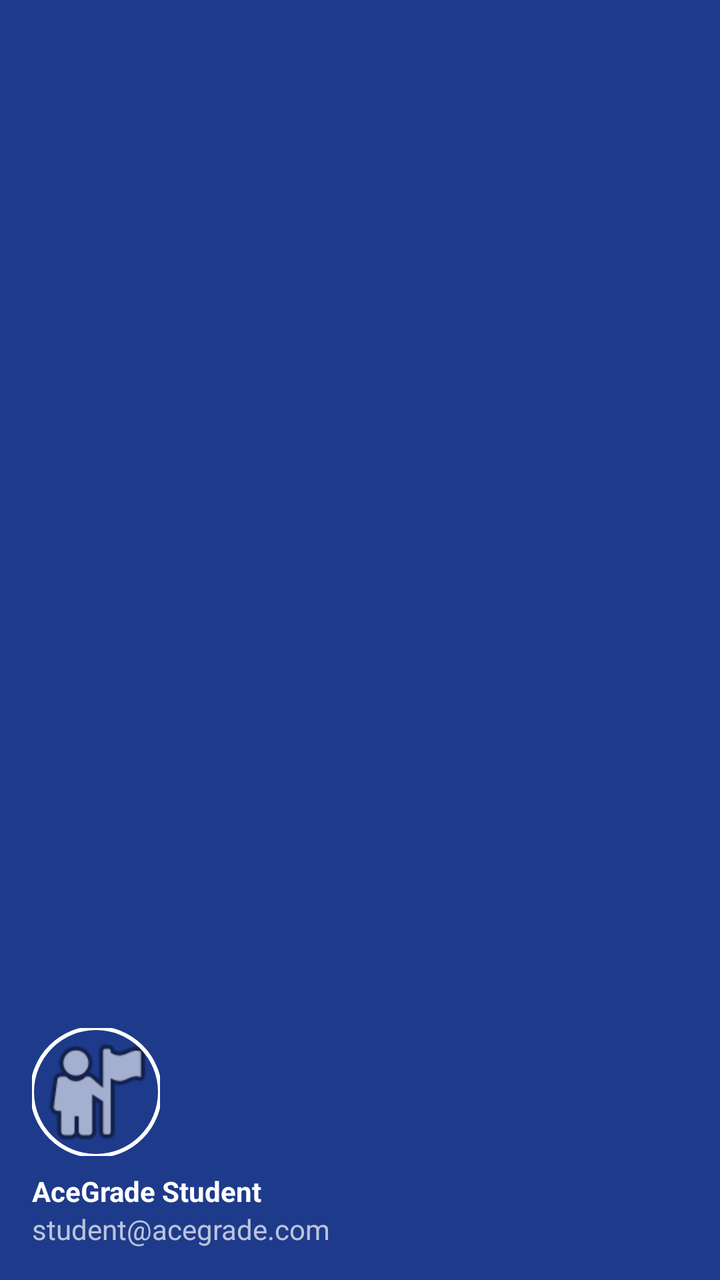
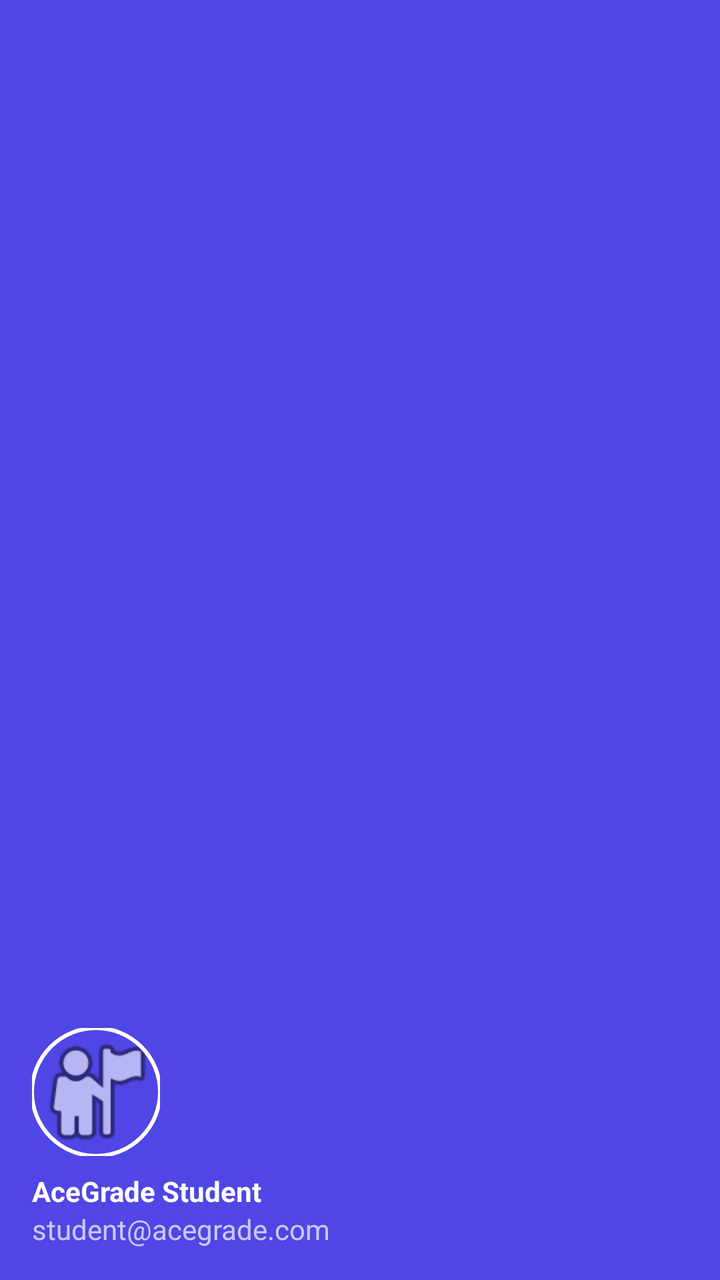

An Android layout rendered at two revisions. The XML below is the earlier revision; the diff shows what the commit changed to produce the second picture.
<!-- AndroidManifest.xml: application theme Theme.TestApp -->
<!-- res/layout/nav_header.xml -->
<?xml version="1.0" encoding="utf-8"?>
<LinearLayout xmlns:android="http://schemas.android.com/apk/res/android"
    xmlns:app="http://schemas.android.com/apk/res-auto"
    android:layout_width="match_parent"
    android:layout_height="176dp"
    android:background="?attr/colorPrimary"
    android:gravity="bottom"
    android:orientation="vertical"
    android:padding="16dp"
    android:theme="@style/ThemeOverlay.AppCompat.Dark">

    <com.google.android.material.imageview.ShapeableImageView
        android:id="@+id/ivUserHeader"
        android:layout_width="64dp"
        android:layout_height="64dp"
        android:src="@android:drawable/ic_menu_myplaces"
        app:shapeAppearanceOverlay="@style/CircleImage"
        app:strokeColor="@android:color/white"
        app:strokeWidth="2dp"
        android:scaleType="centerCrop" />

    <TextView
        android:id="@+id/tvUserNameHeader"
        android:layout_width="match_parent"
        android:layout_height="wrap_content"
        android:layout_marginTop="8dp"
        android:text="AceGrade Student"
        android:textAppearance="@style/TextAppearance.AppCompat.Body1"
        android:textStyle="bold" />

    <TextView
        android:id="@+id/tvUserEmailHeader"
        android:layout_width="match_parent"
        android:layout_height="wrap_content"
        android:text="student@acegrade.com" />

</LinearLayout>
<!-- resources referenced by this layout -->
<resources>
  <style name="CircleImage">
          <item name="cornerSize">50%</item>
      </style>
  <style name="Theme.TestApp" parent="Base.Theme.TestApp" />
  <style name="Base.Theme.TestApp" parent="Theme.Material3.DayNight.NoActionBar">
          
          <item name="colorPrimary">@color/colorPrimary</item>
          <item name="colorPrimaryVariant">@color/colorPrimaryDark</item>
          <item name="colorOnPrimary">@color/white</item>
  
          
          <item name="colorSecondary">@color/colorAccent</item>
          <item name="colorOnSecondary">@color/white</item>
  
          
          <item name="android:windowBackground">@color/dashboard_bg</item>
          <item name="colorSurface">@color/card_bg</item>
          <item name="colorOnSurface">@color/text_primary</item>
  
          
          <item name="android:statusBarColor">@color/colorPrimary</item>
          <item name="android:windowLightStatusBar">false</item>
      </style>
  <color name="colorPrimary">#1E3A8A</color>
  <color name="colorPrimaryDark">#1E3A8A</color>
  <color name="white">#FFFFFFFF</color>
  <color name="colorAccent">#3B82F6</color>
  <color name="dashboard_bg">#FFFFFF</color>
  <color name="card_bg">#FFFFFF</color>
  <color name="text_primary">#111827</color>
</resources>

<!-- the commit's change to res/layout/nav_header.xml (unified diff, before → after) -->
@@ -11,13 +11,12 @@
 
     <com.google.android.material.imageview.ShapeableImageView
         android:id="@+id/ivUserHeader"
+        style="@style/CircleImage"
         android:layout_width="64dp"
         android:layout_height="64dp"
         android:src="@android:drawable/ic_menu_myplaces"
-        app:shapeAppearanceOverlay="@style/CircleImage"
         app:strokeColor="@android:color/white"
-        app:strokeWidth="2dp"
-        android:scaleType="centerCrop" />
+        app:strokeWidth="2dp" />
 
     <TextView
         android:id="@+id/tvUserNameHeader"
<!-- resource entries referenced after the edit -->
@@ -1,34 +1,59 @@
 <!-- resources referenced by this layout -->
 <resources>
-  <style name="CircleImage">
+  <style name="CircleImage" parent="Widget.MaterialComponents.ShapeableImageView">
+          <item name="shapeAppearanceOverlay">@style/CircleImageView</item>
+          <item name="android:scaleType">centerCrop</item>
+      </style>
+  <style name="Theme.TestApp" parent="Base.Theme.TestApp" />
+  <style name="CircleImageView">
+          <item name="cornerFamily">rounded</item>
           <item name="cornerSize">50%</item>
       </style>
-  <style name="Theme.TestApp" parent="Base.Theme.TestApp" />
   <style name="Base.Theme.TestApp" parent="Theme.Material3.DayNight.NoActionBar">
           
-          <item name="colorPrimary">@color/colorPrimary</item>
-          <item name="colorPrimaryVariant">@color/colorPrimaryDark</item>
+          <item name="colorPrimary">@color/blue_600</item>
           <item name="colorOnPrimary">@color/white</item>
+          <item name="colorPrimaryContainer">@color/blue_500</item>
+          <item name="colorOnPrimaryContainer">@color/white</item>
   
           
-          <item name="colorSecondary">@color/colorAccent</item>
+          <item name="colorSecondary">@color/slate_700</item>
           <item name="colorOnSecondary">@color/white</item>
+          <item name="colorSecondaryContainer">#E0E7FF</item>
+          <item name="colorOnSecondaryContainer">@color/blue_600</item>
   
           
-          <item name="android:windowBackground">@color/dashboard_bg</item>
-          <item name="colorSurface">@color/card_bg</item>
-          <item name="colorOnSurface">@color/text_primary</item>
+          <item name="android:windowBackground">@color/slate_50</item>
+          <item name="colorSurface">@color/white</item>
+          <item name="colorOnSurface">@color/slate_900</item>
+          <item name="colorSurfaceVariant">#F3F4F6</item>
+          <item name="colorOnSurfaceVariant">@color/slate_700</item>
+          <item name="colorOutline">@color/slate_200</item>
   
           
-          <item name="android:statusBarColor">@color/colorPrimary</item>
-          <item name="android:windowLightStatusBar">false</item>
+          <item name="android:textColorPrimary">@color/slate_900</item>
+          <item name="android:textColorSecondary">@color/slate_500</item>
+  
+          
+          <item name="android:statusBarColor">@color/white</item>
+          <item name="android:windowLightStatusBar">true</item>
+  
+          
+          <item name="itemIconTint">@color/nav_item_colors</item>
+          <item name="itemTextColor">@color/nav_item_colors</item>
       </style>
-  <color name="colorPrimary">#1E3A8A</color>
-  <color name="colorPrimaryDark">#1E3A8A</color>
+  <color name="blue_600">@color/primary_indigo</color>
   <color name="white">#FFFFFFFF</color>
-  <color name="colorAccent">#3B82F6</color>
-  <color name="dashboard_bg">#FFFFFF</color>
-  <color name="card_bg">#FFFFFF</color>
-  <color name="text_primary">#111827</color>
+  <color name="blue_500">#6366F1</color>
+  <color name="slate_700">#374151</color>
+  <color name="slate_50">@color/background_off_white</color>
+  <color name="slate_900">@color/text_primary_dark</color>
+  <color name="slate_200">@color/border_light_grey</color>
+  <color name="slate_500">@color/text_secondary_grey</color>
+  <color name="primary_indigo">#4F46E5</color>
+  <color name="background_off_white">#F9FAFB</color>
+  <color name="text_primary_dark">#111827</color>
+  <color name="border_light_grey">#E5E7EB</color>
+  <color name="text_secondary_grey">#6B7280</color>
 </resources>
 
